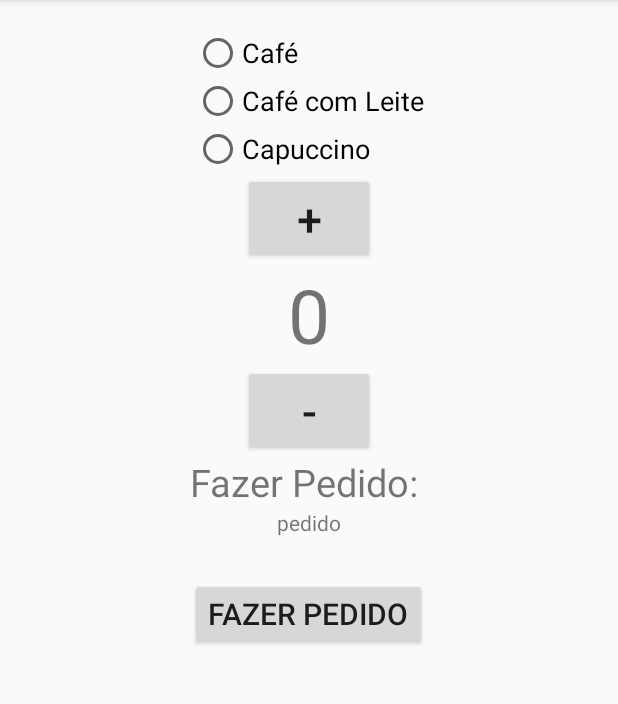
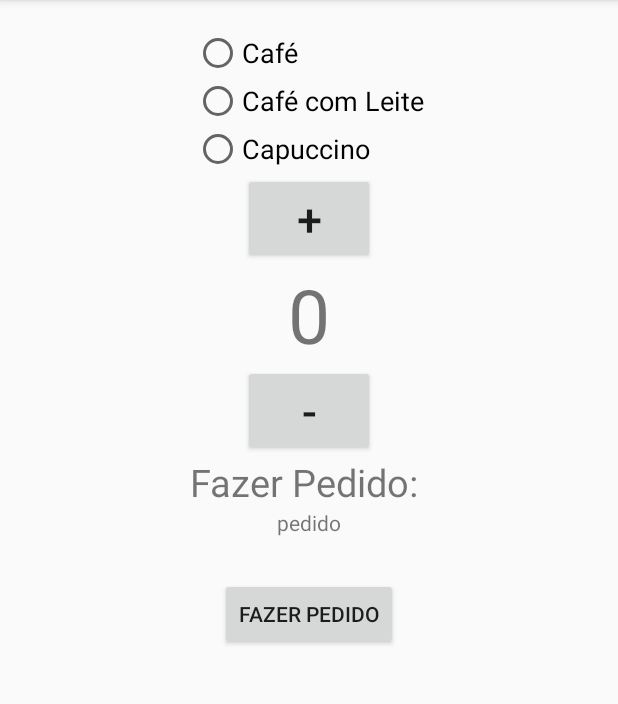
Before and after one commit to BrunoDemartini/Cafee, an Android app: the screen it shows after launch (MainActivity), on a phone screen of 412 x 824 dp, the part 84-788 px from its top. Run offline under Robolectric (Android 15) with nearby library versions, the phone set to English and light mode, and no system bars.

```diff
--- a/app/src/main/res/layout/activity_main.xml
+++ b/app/src/main/res/layout/activity_main.xml
@@ -4,7 +4,6 @@
     android:layout_width="match_parent"
     android:layout_height="match_parent"
     tools:context=".MainActivity">
-
 
     <LinearLayout
         android:layout_width="match_parent"
@@ -91,8 +90,7 @@
             android:id="@+id/botao"
             android:layout_width="wrap_content"
             android:layout_height="wrap_content"
-            android:text="Fazer pedido"
-            android:textSize="20dp"/>
+            android:text="Fazer pedido"/>
 
     </LinearLayout>
 
```
Also changed, not shown: app/src/main/java/br/com/bruno/cafee/MainActivity.java (+42 -4 lines).
